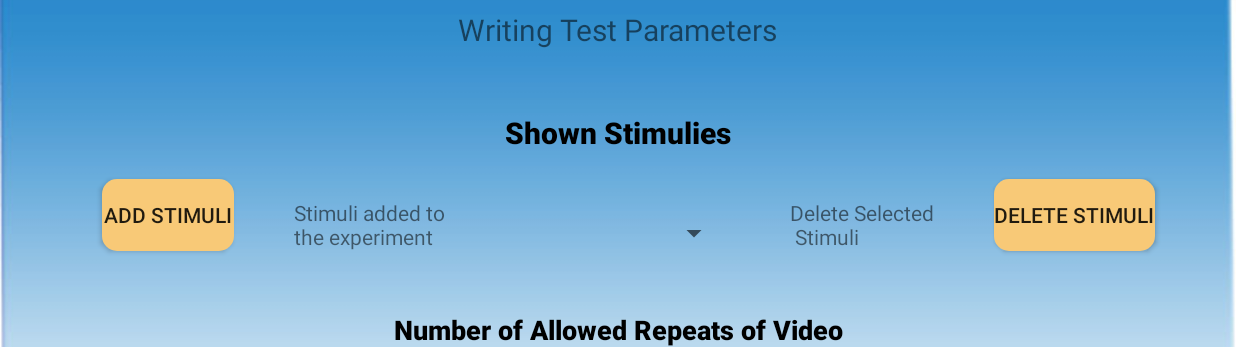
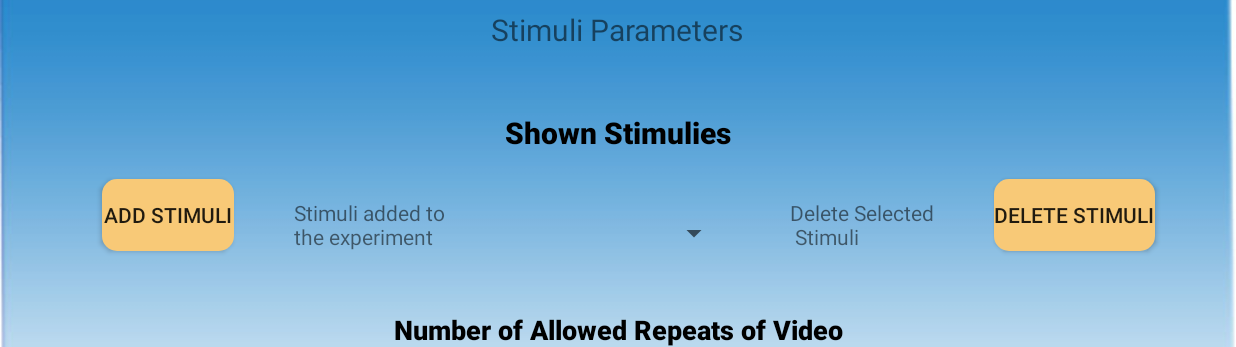
Before and after one commit to KochPJ/NewMediaLab, an Android app: the ExperimentSettingsWriting screen opened directly, with no data from a screen before it, on a phone screen of 824 x 412 dp (held sideways), the part 80-427 px from its top. Run offline under Robolectric (Android 15) with nearby library versions, the phone set to English and light mode, and no system bars; 9 statements that could not run were skipped.

Commit message:
Version 4 of the 23th of May: Small fixes for the design

```diff
--- a/AppDevelopment/app/src/main/res/layout/activity_experiment_settings_writing.xml
+++ b/AppDevelopment/app/src/main/res/layout/activity_experiment_settings_writing.xml
@@ -46,7 +46,7 @@
         android:layout_alignParentTop="true"
         android:layout_centerHorizontal="true"
         android:layout_marginTop="0dp"
-        android:text="Writing Test Parameters"
+        android:text="Stimuli Parameters"
         android:textSize="20sp" />
 
     <Button
```
